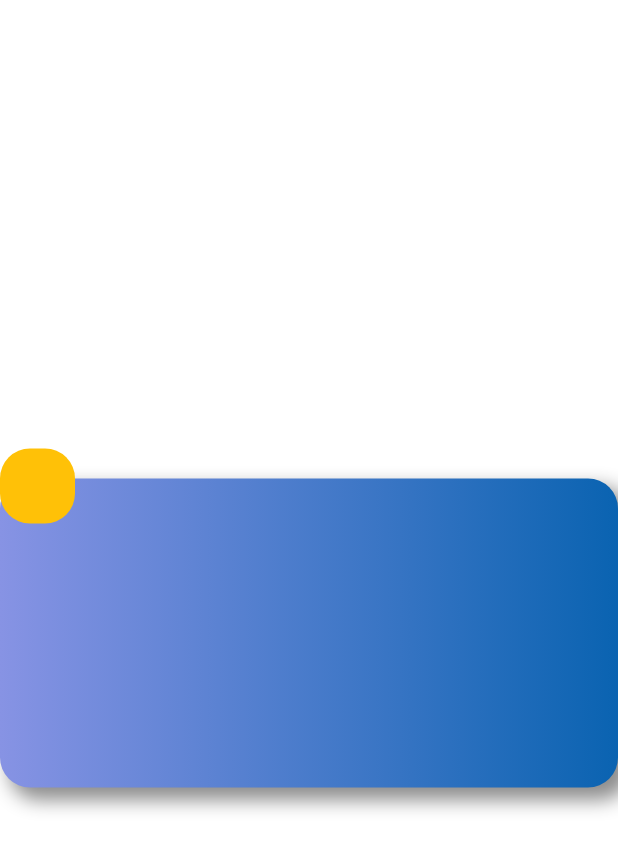
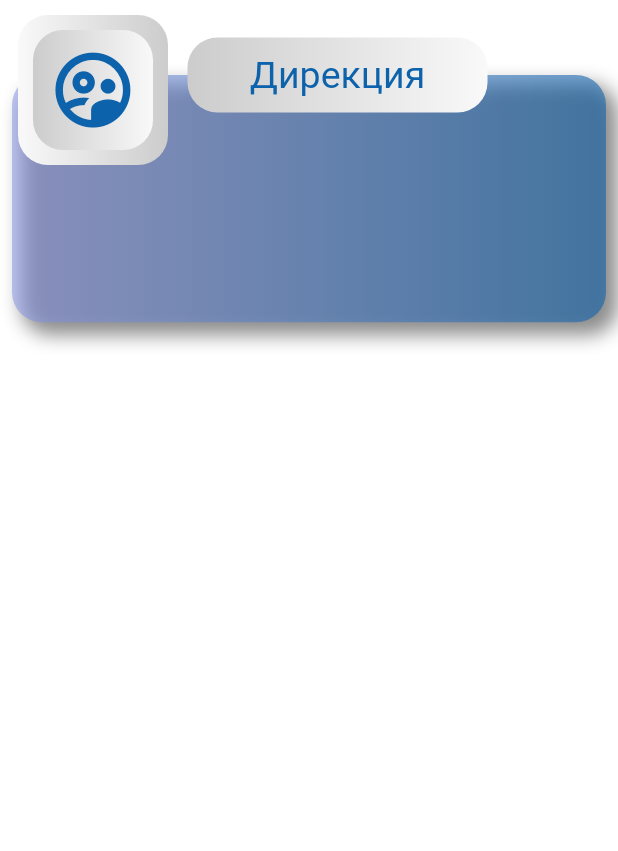
Before and after one commit to Haf4nya/Direction, a Flutter app: the screen it shows after launch, on a phone screen of 412 x 824 dp. Shown: the top 851 px of the screen. Run offline on Flutter 3.47's test engine with Material 2 defaults, Android fonts, the phone set to English and light mode, and no system bars.

Commit message:
Начал делать MenuScreen

```diff
--- a/lib/Screens/MenuScreen.dart
+++ b/lib/Screens/MenuScreen.dart
@@ -16,28 +16,23 @@ class _MenuScreenState extends State<MenuScreen> {
       backgroundColor: AppColors.BGColor,
       body: SafeArea(
         child: Column(
-          mainAxisAlignment: MainAxisAlignment.center,
+          //mainAxisAlignment: MainAxisAlignment.center,
           children: [
             Column(
               children: [
-                Container(
-                  height: 20,
-                  width: 20,
-                  decoration: BoxDecoration(
-                      borderRadius: BorderRadius.circular(20),
-                      color: Colors.white),
-                ),
                 Stack(
                   clipBehavior: Clip.none,
                   children: [
                     Positioned(
+                      child: Padding(
+                        padding: const EdgeInsets.fromLTRB(8, 50, 8, 0),
                         child: Container(
-                        width: MediaQuery.of(context).size.width / 0.2,
-                        height: MediaQuery.of(context).size.height / 4,
+                          width: MediaQuery.of(context).size.width,
+                          height: MediaQuery.of(context).size.height / 5,
                           decoration: BoxDecoration(
                               gradient: LinearGradient(colors: [
-                              Color.fromARGB(255, 135, 147, 228),
-                              Color.fromARGB(255, 10, 99, 177)
+                                Color.fromARGB(137, 135, 147, 228),
+                                Color.fromARGB(150, 13, 98, 172)
                               ]),
                               borderRadius: BorderRadius.circular(20),
                               boxShadow: [
@@ -49,15 +44,59 @@ class _MenuScreenState extends State<MenuScreen> {
                               ]),
                         ),
                       ),
+                    ),
                     Positioned(
+                        left: 125,
                         height: 50,
-                        width: 50,
-                        top: -20,
+                        width: 200,
+                        top: 25,
                         child: Container(
                           decoration: BoxDecoration(
-                              color: Colors.amber,
+                              gradient: const LinearGradient(colors: [
+                                Color.fromARGB(255, 204, 204, 204),
+                                Color.fromARGB(255, 249, 249, 250),
+                              ]),
                               borderRadius: BorderRadius.circular(20)),
-                        ))
+                          child: Center(
+                            child: Text('Дирекция',
+                                style: TextStyle(
+                                    color: Color.fromARGB(255, 13, 98, 172),
+                                    fontSize: 25)),
+                          ),
+                        )),
+                    Positioned(
+                        left: 12,
+                        top: 10,
+                        child: Container(
+                          height: 100,
+                          width: 100,
+                          decoration: BoxDecoration(
+                              gradient: const LinearGradient(colors: [
+                                Color.fromARGB(255, 249, 249, 250),
+                                Color.fromARGB(255, 204, 204, 204)
+                              ]),
+                              borderRadius: BorderRadius.circular(20),
+                              boxShadow: []),
+                          child: Padding(
+                            padding: const EdgeInsets.all(10),
+                            child: Container(
+                              height: 75,
+                              width: 75,
+                              decoration: BoxDecoration(
+                                gradient: const LinearGradient(colors: [
+                                  Color.fromARGB(255, 204, 204, 204),
+                                  Color.fromARGB(255, 249, 249, 250),
+                                ]),
+                                borderRadius: BorderRadius.circular(20),
+                              ),
+                              child: Icon(
+                                Icons.supervised_user_circle_outlined,
+                                color: Color.fromARGB(255, 13, 98, 172),
+                                size: 60,
+                              ),
+                            ),
+                          ),
+                        )),
                   ],
                 ),
               ],
@@ -68,8 +107,6 @@ class _MenuScreenState extends State<MenuScreen> {
     );
   }
 }
-
-
 
 // child: Column(
 //             children: [
```
Also changed, not shown: 1 other file. Lines whose indentation alone changed are shown as unchanged.
